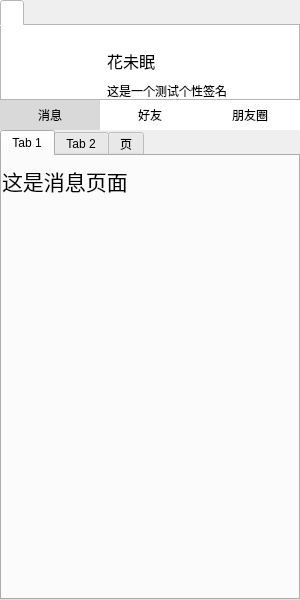
Old version of the form view/MainWidget.ui in the repository linhaojun857/cooper-im-client.
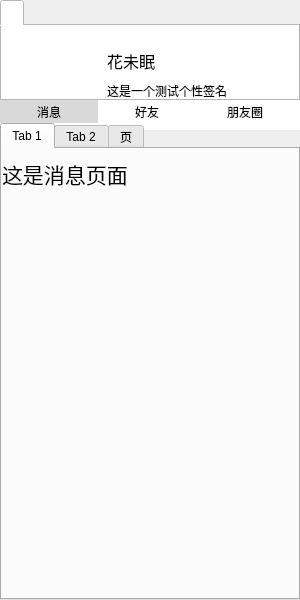
New version of the form. Icons and pictures are not drawn.

```diff
--- a/view/MainWidget.ui
+++ b/view/MainWidget.ui
@@ -110,8 +110,8 @@
      <rect>
       <x>0</x>
       <y>0</y>
-      <width>100</width>
-      <height>30</height>
+      <width>98</width>
+      <height>23</height>
      </rect>
     </property>
     <property name="font">
@@ -130,10 +130,10 @@
    <widget class="QPushButton" name="m_friendPushButton">
     <property name="geometry">
      <rect>
-      <x>100</x>
+      <x>98</x>
       <y>0</y>
-      <width>100</width>
-      <height>30</height>
+      <width>98</width>
+      <height>23</height>
      </rect>
     </property>
     <property name="font">
@@ -151,10 +151,10 @@
    <widget class="QPushButton" name="m_pyqPushButton">
     <property name="geometry">
      <rect>
-      <x>200</x>
+      <x>196</x>
       <y>0</y>
-      <width>100</width>
-      <height>30</height>
+      <width>98</width>
+      <height>23</height>
      </rect>
     </property>
     <property name="styleSheet">
@@ -169,9 +169,9 @@
    <property name="geometry">
     <rect>
      <x>0</x>
-     <y>130</y>
+     <y>123</y>
      <width>300</width>
-     <height>470</height>
+     <height>477</height>
     </rect>
    </property>
    <property name="currentIndex">
```
Left out of the diff: 2 changed lines with no effect on the pictures.
